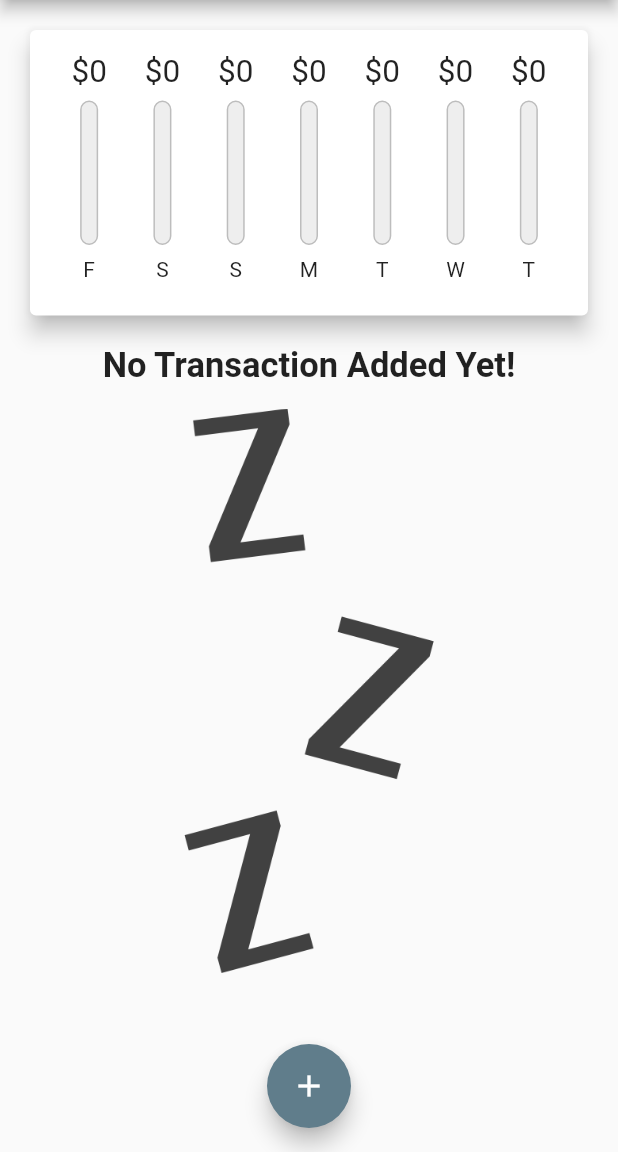
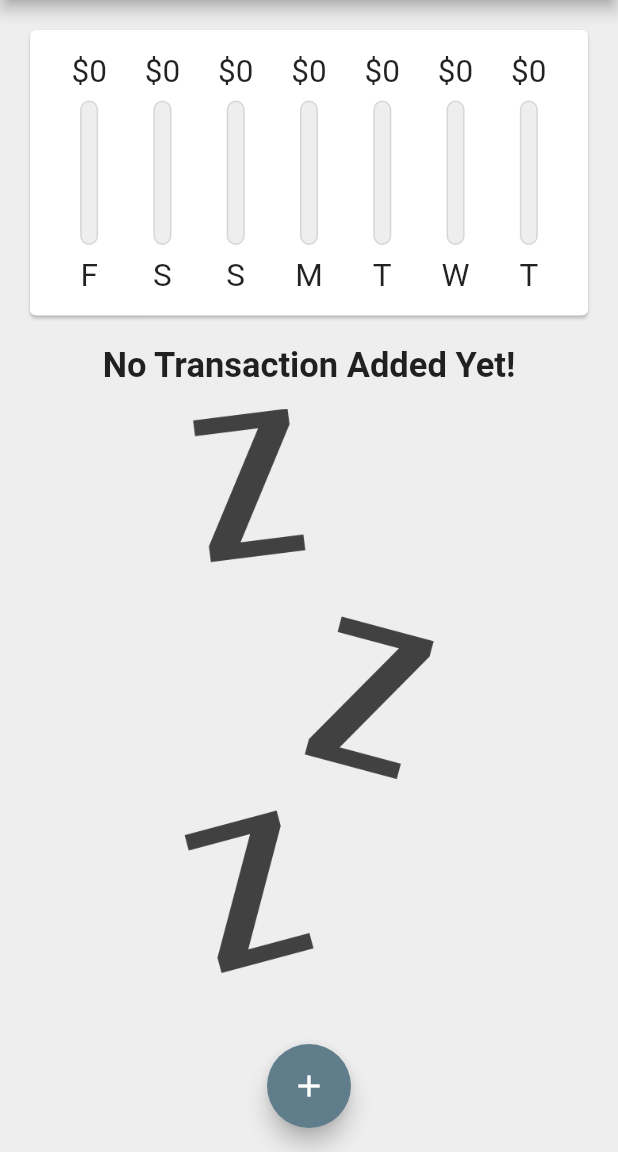
Before and after one commit to LayzeePreneur/Levy, a Flutter app: the screen it shows after launch, on a phone screen of 412 x 824 dp, the part 84-1236 px from its top. Run offline on Flutter 3.47's test engine with Material 2 defaults, Android fonts, the light colour scheme and no system bars.

Commit message:
Fix color, border, shadow

```diff
--- a/lib/main.dart
+++ b/lib/main.dart
@@ -13,6 +13,7 @@ class PersonalExpenses extends StatelessWidget {
     return MaterialApp(
       debugShowCheckedModeBanner: false,
       theme: ThemeData(
+        scaffoldBackgroundColor: Colors.grey[200],
         primarySwatch: Colors.indigo,
         accentColor: Colors.blueGrey,
         visualDensity: VisualDensity.adaptivePlatformDensity,
--- a/lib/widgets/chart.dart
+++ b/lib/widgets/chart.dart
@@ -62,7 +62,7 @@ class Chart extends StatelessWidget {
           ),
         ),
         margin: const EdgeInsets.all(20),
-        elevation: 6,
+        elevation: 1,
       ),
     );
   }
--- a/lib/widgets/chartbar.dart
+++ b/lib/widgets/chartbar.dart
@@ -25,7 +25,7 @@ class ChartBar extends StatelessWidget {
                 Container(
                   decoration: BoxDecoration(
                     borderRadius: BorderRadius.circular(30),
-                    border: Border.all(color: Colors.grey[400]),
+                    border: Border.all(color: Colors.grey[350]),
                     color: Colors.grey[200],
                   ),
                 ),
@@ -46,7 +46,7 @@ class ChartBar extends StatelessWidget {
           SizedBox(height: constraints.maxHeight * 0.05),
           Container(
             height: constraints.maxHeight * 0.15,
-            child: Text(_txDetails['weekDay']),
+            child: FittedBox(child: Text(_txDetails['weekDay'])),
           ),
         ],
       );
```
Also changed, not shown: lib/widgets/tx_list_item.dart (+5 -2 lines).
